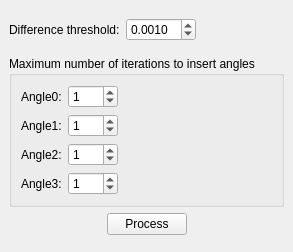
Old version of the form src/SmoothDockWidget.ui in the repository KimuraRyo/BSDFProcessor.
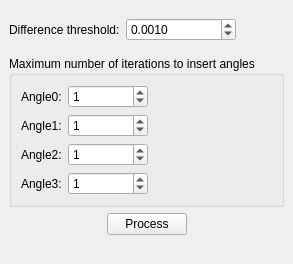
New version of the form.

```diff
--- a/src/SmoothDockWidget.ui
+++ b/src/SmoothDockWidget.ui
@@ -6,14 +6,14 @@
    <rect>
     <x>0</x>
     <y>0</y>
-    <width>270</width>
-    <height>252</height>
+    <width>285</width>
+    <height>264</height>
    </rect>
   </property>
   <property name="minimumSize">
    <size>
-    <width>270</width>
-    <height>246</height>
+    <width>285</width>
+    <height>264</height>
    </size>
   </property>
   <property name="windowTitle">
@@ -41,7 +41,7 @@
         <widget class="QDoubleSpinBox" name="thresholdDoubleSpinBox">
          <property name="maximumSize">
           <size>
-           <width>70</width>
+           <width>110</width>
            <height>16777215</height>
           </size>
          </property>
@@ -82,7 +82,7 @@
         <widget class="QSpinBox" name="maxIteration0SpinBox">
          <property name="maximumSize">
           <size>
-           <width>50</width>
+           <width>80</width>
            <height>16777215</height>
           </size>
          </property>
@@ -102,7 +102,7 @@
         <widget class="QSpinBox" name="maxIteration1SpinBox">
          <property name="maximumSize">
           <size>
-           <width>50</width>
+           <width>80</width>
            <height>16777215</height>
           </size>
          </property>
@@ -122,7 +122,7 @@
         <widget class="QSpinBox" name="maxIteration2SpinBox">
          <property name="maximumSize">
           <size>
-           <width>50</width>
+           <width>80</width>
            <height>16777215</height>
           </size>
          </property>
@@ -142,7 +142,7 @@
         <widget class="QSpinBox" name="maxIteration3SpinBox">
          <property name="maximumSize">
           <size>
-           <width>50</width>
+           <width>80</width>
            <height>16777215</height>
           </size>
          </property>
```
Left out of the diff: 6 changed lines with no effect on the pictures.
